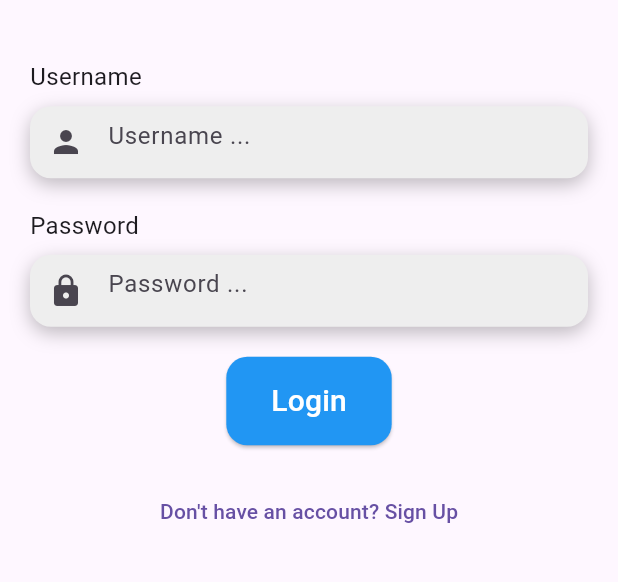
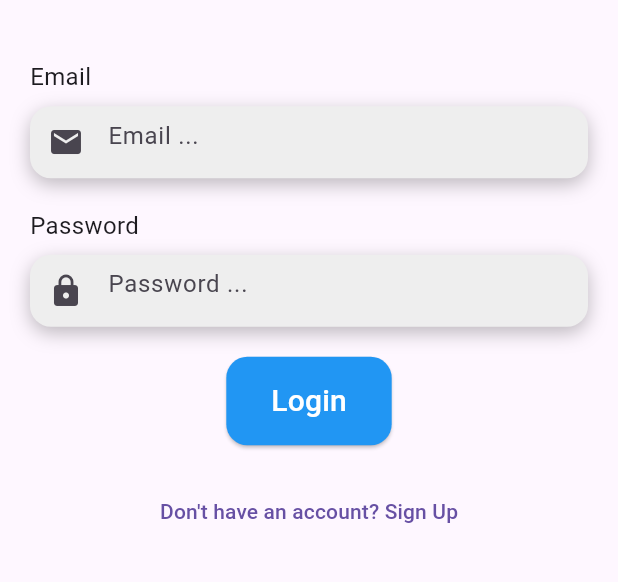
Before and after one commit to MochammadIqbalAA/vansaquatic, a Flutter app: the screen it shows after launch, on a phone screen of 412 x 824 dp, the part 457-1039 px from its top. Run offline on Flutter 3.47's test engine with Material 3 defaults, Android fonts, the phone set to English and light mode, and no system bars; our stand-ins replace cloud_firestore, firebase_auth, firebase_core, firebase_storage, get, image_picker and 1 more; accounts and stored records are empty.

Commit message:
register login crud done

```diff
--- a/lib/app/modules/login/views/login_view.dart
+++ b/lib/app/modules/login/views/login_view.dart
@@ -1,7 +1,6 @@
 import 'package:flutter/material.dart';
 import 'package:get/get.dart';
 import '../controllers/login_controller.dart';
-import 'package:myapp/app/modules/home_admin/views/home_admin_view.dart';
 
 class LoginView extends StatelessWidget {
   // Inisialisasi controller
@@ -19,31 +18,29 @@ class LoginView extends StatelessWidget {
               children: [
                 // Logo
                 Container(
-                  height: 150, // Atur tinggi logo
-                  width: 150, // Atur lebar logo
+                  height: 150,
+                  width: 150,
                   child: Image.asset(
                     'assets/logo.jpg', // Path yang benar ke file logo
-                    fit: BoxFit.cover, // Mengatur bagaimana gambar harus diisi
+                    fit: BoxFit.cover,
                   ),
                 ),
-
                 SizedBox(height: 40),
                 // Username TextField
                 Column(
                   crossAxisAlignment: CrossAxisAlignment.start,
                   children: [
-                    Text('Username', style: TextStyle(fontSize: 16)),
+                    Text('Email', style: TextStyle(fontSize: 16)),
                     SizedBox(height: 8),
                     Container(
                       decoration: BoxDecoration(
-                        color: Colors.grey[200], // Warna latar belakang
-                        borderRadius:
-                            BorderRadius.circular(14.0), // Ujung tumpul
+                        color: Colors.grey[200],
+                        borderRadius: BorderRadius.circular(14.0),
                         boxShadow: [
                           BoxShadow(
-                            color: Colors.black26, // Warna shadow
-                            blurRadius: 10.0, // Radius blur shadow
-                            offset: Offset(0, 4), // Posisi shadow
+                            color: Colors.black26,
+                            blurRadius: 10.0,
+                            offset: Offset(0, 4),
                           ),
                         ],
                       ),
@@ -52,9 +49,9 @@ class LoginView extends StatelessWidget {
                           controller.username.value = value;
                         },
                         decoration: InputDecoration(
-                          hintText: 'Username ...',
-                          border: InputBorder.none, // Menghilangkan border
-                          prefixIcon: Icon(Icons.person),
+                          hintText: 'Email ...',
+                          border: InputBorder.none,
+                          prefixIcon: Icon(Icons.email),
                         ),
                       ),
                     ),
@@ -69,14 +66,13 @@ class LoginView extends StatelessWidget {
                     SizedBox(height: 8),
                     Container(
                       decoration: BoxDecoration(
-                        color: Colors.grey[200], // Warna latar belakang
-                        borderRadius:
-                            BorderRadius.circular(14.0), // Ujung tumpul
+                        color: Colors.grey[200],
+                        borderRadius: BorderRadius.circular(14.0),
                         boxShadow: [
                           BoxShadow(
-                            color: Colors.black26, // Warna shadow
-                            blurRadius: 10.0, // Radius blur shadow
-                            offset: Offset(0, 4), // Posisi shadow
+                            color: Colors.black26,
+                            blurRadius: 10.0,
+                            offset: Offset(0, 4),
                           ),
                         ],
                       ),
@@ -87,7 +83,7 @@ class LoginView extends StatelessWidget {
                         obscureText: true,
                         decoration: InputDecoration(
                           hintText: 'Password ...',
-                          border: InputBorder.none, // Menghilangkan border
+                          border: InputBorder.none,
                           prefixIcon: Icon(Icons.lock),
                         ),
                       ),
@@ -97,19 +93,9 @@ class LoginView extends StatelessWidget {
                 SizedBox(height: 20),
                 // Login Button
                 ElevatedButton(
-                  // onPressed: () {
-                  //   Get.toNamed(
-                  //       '/home'); // Memanggil fungsi login dari LoginController
-                  // }
                   onPressed: () {
-                          // Navigasi ke halaman InboxView
-                          Navigator.push(
-                            context,
-                            MaterialPageRoute(
-                                builder: (context) => HomeAdminView()),
-                          );
-                        }
-                  ,
+                    controller.login(); // Panggil fungsi login
+                  },
                   style: ElevatedButton.styleFrom(
                     backgroundColor: Colors.blue,
                     foregroundColor: Colors.white,
--- a/lib/main.dart
+++ b/lib/main.dart
@@ -1,23 +1,81 @@
 import 'package:flutter/material.dart';
 import 'package:get/get.dart';
 import 'package:myapp/app/modules/register/views/register_view.dart';
-import 'app/modules/home/views/home_view.dart';
-import 'app/modules/login/views/login_view.dart';
+import 'package:myapp/app/modules/home/views/home_view.dart';
+import 'package:myapp/app/modules/login/views/login_view.dart';
+import 'package:myapp/app/modules/home_admin/views/home_admin_view.dart';
 import 'package:firebase_core/firebase_core.dart';
+import 'package:firebase_auth/firebase_auth.dart';
+import 'package:cloud_firestore/cloud_firestore.dart';
 
 void main() async {
   WidgetsFlutterBinding.ensureInitialized();
   await Firebase.initializeApp();
-  runApp(
-    GetMaterialApp(
-      initialRoute: '/login',
+  runApp(MyApp());
+}
+
+class MyApp extends StatelessWidget {
+  @override
+  Widget build(BuildContext context) {
+    return GetMaterialApp(
+      initialRoute: '/',
       getPages: [
+        GetPage(name: '/', page: () => AuthChecker()),
         GetPage(name: '/login', page: () => LoginView()),
         GetPage(name: '/home', page: () => HomeView()),
         GetPage(name: '/register', page: () => RegisterView()),
+        GetPage(name: '/home_admin', page: () => HomeAdminView()),
       ],
-    ),
+    );
+  }
+}
 
-  );
+// Widget untuk mengecek status autentikasi dan role pengguna
+class AuthChecker extends StatelessWidget {
+  @override
+  Widget build(BuildContext context) {
+    return StreamBuilder<User?>(
+      stream: FirebaseAuth.instance.authStateChanges(),
+      builder: (context, snapshot) {
+        // Loading indicator ketika Firebase sedang memeriksa status
+        if (snapshot.connectionState == ConnectionState.waiting) {
+          return Center(child: CircularProgressIndicator());
+        }
 
+        // Jika pengguna belum login, arahkan ke LoginView
+        if (!snapshot.hasData || snapshot.data == null) {
+          return LoginView();
+        }
+
+        // Jika pengguna sudah login, cek role pengguna di Firestore
+        return FutureBuilder<DocumentSnapshot>(
+          future: FirebaseFirestore.instance
+              .collection('users')
+              .doc(snapshot.data!.uid)
+              .get(),
+          builder: (context, snapshot) {
+            // Loading indicator saat menunggu data Firestore
+            if (snapshot.connectionState == ConnectionState.waiting) {
+              return Center(child: CircularProgressIndicator());
+            }
+
+            // Jika ada error atau data tidak ditemukan
+            if (snapshot.hasError || !snapshot.hasData || !snapshot.data!.exists) {
+              return LoginView();
+            }
+
+            // Ambil role dari dokumen Firestore
+            final userRole = snapshot.data!['role'];
+
+            // Arahkan pengguna sesuai dengan role
+            if (userRole == 'admin') {
+              return HomeAdminView();
+            } else {
+              return HomeView();
+            }
+          },
+        );
+      },
+    );
+  }
 }
--- a/pubspec.yaml
+++ b/pubspec.yaml
@@ -37,6 +37,7 @@ dependencies:
   cupertino_icons: ^1.0.6
   get: ^4.6.6
   firebase_core: ^3.6.0
+  firebase_auth: ^5.3.1
   cloud_firestore: ^5.4.4
   firebase_storage: ^12.3.4  # Pastikan menggunakan versi terbaru
   image_picker: ^0.8.7+4
```
Also changed, not shown: lib/app/modules/home_admin/views/home_admin_view.dart (+19 -0 lines), lib/app/modules/login/controllers/login_controller.dart (+32 -9 lines), lib/app/modules/register/controllers/register_controller.dart (+25 -21 lines), lib/app/modules/register/views/register_view.dart (+19 -9 lines), pubspec.lock.
